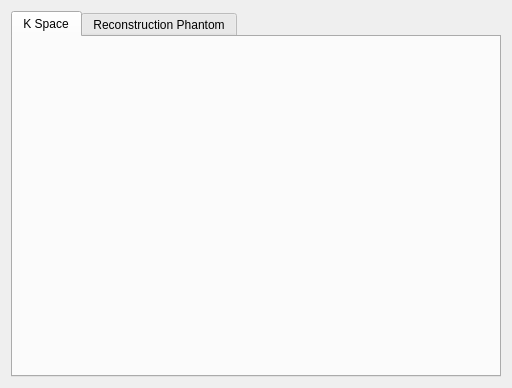
This is src/ui/reconstruction_widget.ui in MOHAMEDMANSOUR20/MRI_Simulation as Qt 5 draws it before an edit. The edited form follows.
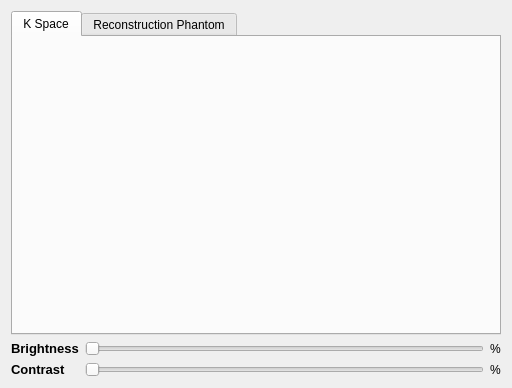
This is the edited form.

Commit message: Brightness & Sliders' Units

Patch:
```diff
--- a/src/ui/reconstruction_widget.ui
+++ b/src/ui/reconstruction_widget.ui
@@ -41,6 +41,66 @@
      </widget>
     </widget>
    </item>
+   <item row="1" column="0">
+    <layout class="QGridLayout" name="gridLayout_5">
+     <item row="0" column="2">
+      <widget class="QLabel" name="bright_val_label">
+       <property name="text">
+        <string>%</string>
+       </property>
+      </widget>
+     </item>
+     <item row="1" column="0">
+      <widget class="QLabel" name="contrast_label">
+       <property name="font">
+        <font>
+         <pointsize>10</pointsize>
+         <weight>75</weight>
+         <bold>true</bold>
+        </font>
+       </property>
+       <property name="text">
+        <string>Contrast</string>
+       </property>
+      </widget>
+     </item>
+     <item row="1" column="1">
+      <widget class="QSlider" name="contrast_Slider">
+       <property name="orientation">
+        <enum>Qt::Horizontal</enum>
+       </property>
+      </widget>
+     </item>
+     <item row="0" column="1">
+      <widget class="QSlider" name="brightness_Slider">
+       <property name="orientation">
+        <enum>Qt::Horizontal</enum>
+       </property>
+      </widget>
+     </item>
+     <item row="1" column="2">
+      <widget class="QLabel" name="contrast_val_label">
+       <property name="text">
+        <string>%</string>
+       </property>
+      </widget>
+     </item>
+     <item row="0" column="0">
+      <widget class="QLabel" name="brightness_label">
+       <property name="font">
+        <font>
+         <pointsize>10</pointsize>
+         <weight>75</weight>
+         <bold>true</bold>
+        </font>
+       </property>
+       <property name="text">
+        <string>Brightness</string>
+       </property>
+      </widget>
+     </item>
+    </layout>
+   </item>
   </layout>
  </widget>
  <resources/>
```
The commit also changes 5 other files.
